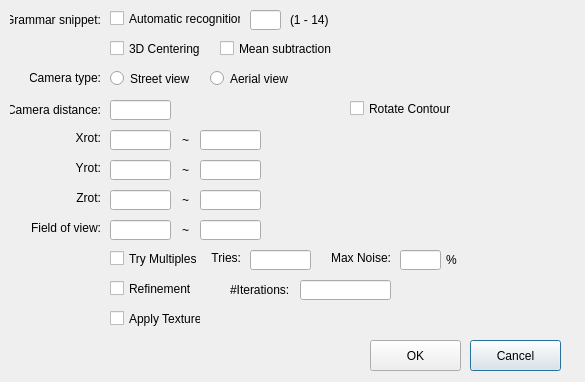
Before: the Qt Designer form BuildingMassEstimationCNN/ParameterEstimationDialog.ui in gnishida/BuildingMassEstimationCNN, drawn with Qt 5.
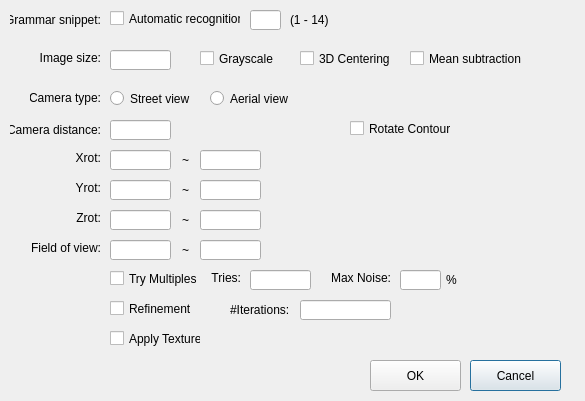
After: the same form once the commit is applied.

Commit message:
add image size, grayscale as additional variables
- add image size, grayscale as additional variables
- fix the mean subtraction

Diff of the .ui file:
```diff
--- a/BuildingMassEstimationCNN/ParameterEstimationDialog.ui
+++ b/BuildingMassEstimationCNN/ParameterEstimationDialog.ui
@@ -7,7 +7,7 @@
     <x>0</x>
     <y>0</y>
     <width>585</width>
-    <height>382</height>
+    <height>401</height>
    </rect>
   </property>
   <property name="windowTitle">
@@ -17,7 +17,7 @@
    <property name="geometry">
     <rect>
      <x>173</x>
-     <y>220</y>
+     <y>240</y>
      <width>16</width>
      <height>20</height>
     </rect>
@@ -33,7 +33,7 @@
    <property name="geometry">
     <rect>
      <x>200</x>
-     <y>220</y>
+     <y>240</y>
      <width>61</width>
      <height>20</height>
     </rect>
@@ -43,7 +43,7 @@
    <property name="geometry">
     <rect>
      <x>110</x>
-     <y>160</y>
+     <y>180</y>
      <width>61</width>
      <height>20</height>
     </rect>
@@ -53,7 +53,7 @@
    <property name="geometry">
     <rect>
      <x>110</x>
-     <y>130</y>
+     <y>150</y>
      <width>61</width>
      <height>20</height>
     </rect>
@@ -63,7 +63,7 @@
    <property name="geometry">
     <rect>
      <x>173</x>
-     <y>130</y>
+     <y>150</y>
      <width>16</width>
      <height>20</height>
     </rect>
@@ -79,7 +79,7 @@
    <property name="geometry">
     <rect>
      <x>200</x>
-     <y>160</y>
+     <y>180</y>
      <width>61</width>
      <height>20</height>
     </rect>
@@ -89,7 +89,7 @@
    <property name="geometry">
     <rect>
      <x>200</x>
-     <y>130</y>
+     <y>150</y>
      <width>61</width>
      <height>20</height>
     </rect>
@@ -99,7 +99,7 @@
    <property name="geometry">
     <rect>
      <x>173</x>
-     <y>160</y>
+     <y>180</y>
      <width>16</width>
      <height>20</height>
     </rect>
@@ -115,7 +115,7 @@
    <property name="geometry">
     <rect>
      <x>30</x>
-     <y>220</y>
+     <y>240</y>
      <width>71</width>
      <height>16</height>
     </rect>
@@ -131,7 +131,7 @@
    <property name="geometry">
     <rect>
      <x>110</x>
-     <y>100</y>
+     <y>120</y>
      <width>61</width>
      <height>20</height>
     </rect>
@@ -141,7 +141,7 @@
    <property name="geometry">
     <rect>
      <x>10</x>
-     <y>100</y>
+     <y>120</y>
      <width>91</width>
      <height>20</height>
     </rect>
@@ -157,7 +157,7 @@
    <property name="geometry">
     <rect>
      <x>30</x>
-     <y>130</y>
+     <y>150</y>
      <width>71</width>
      <height>16</height>
     </rect>
@@ -173,7 +173,7 @@
    <property name="geometry">
     <rect>
      <x>30</x>
-     <y>160</y>
+     <y>180</y>
      <width>71</width>
      <height>16</height>
     </rect>
@@ -189,7 +189,7 @@
    <property name="geometry">
     <rect>
      <x>110</x>
-     <y>220</y>
+     <y>240</y>
      <width>61</width>
      <height>20</height>
     </rect>
@@ -199,7 +199,7 @@
    <property name="geometry">
     <rect>
      <x>470</x>
-     <y>340</y>
+     <y>360</y>
      <width>91</width>
      <height>31</height>
     </rect>
@@ -212,7 +212,7 @@
    <property name="geometry">
     <rect>
      <x>370</x>
-     <y>340</y>
+     <y>360</y>
      <width>91</width>
      <height>31</height>
     </rect>
@@ -225,7 +225,7 @@
    <property name="geometry">
     <rect>
      <x>30</x>
-     <y>70</y>
+     <y>90</y>
      <width>71</width>
      <height>16</height>
     </rect>
@@ -241,7 +241,7 @@
    <property name="geometry">
     <rect>
      <x>110</x>
-     <y>70</y>
+     <y>90</y>
      <width>82</width>
      <height>17</height>
     </rect>
@@ -254,7 +254,7 @@
    <property name="geometry">
     <rect>
      <x>210</x>
-     <y>70</y>
+     <y>90</y>
      <width>82</width>
      <height>17</height>
     </rect>
@@ -266,8 +266,8 @@
   <widget class="QCheckBox" name="checkBoxCentering3D">
    <property name="geometry">
     <rect>
-     <x>110</x>
-     <y>40</y>
+     <x>300</x>
+     <y>50</y>
      <width>91</width>
      <height>17</height>
     </rect>
@@ -279,8 +279,8 @@
   <widget class="QCheckBox" name="checkBoxMeanSubtraction">
    <property name="geometry">
     <rect>
-     <x>220</x>
-     <y>40</y>
+     <x>410</x>
+     <y>50</y>
      <width>121</width>
      <height>17</height>
     </rect>
@@ -335,7 +335,7 @@
    <property name="geometry">
     <rect>
      <x>110</x>
-     <y>310</y>
+     <y>330</y>
      <width>91</width>
      <height>17</height>
     </rect>
@@ -348,7 +348,7 @@
    <property name="geometry">
     <rect>
      <x>110</x>
-     <y>280</y>
+     <y>300</y>
      <width>91</width>
      <height>17</height>
     </rect>
@@ -361,7 +361,7 @@
    <property name="geometry">
     <rect>
      <x>110</x>
-     <y>250</y>
+     <y>270</y>
      <width>91</width>
      <height>17</height>
     </rect>
@@ -374,7 +374,7 @@
    <property name="geometry">
     <rect>
      <x>210</x>
-     <y>250</y>
+     <y>270</y>
      <width>31</width>
      <height>16</height>
     </rect>
@@ -390,7 +390,7 @@
    <property name="geometry">
     <rect>
      <x>250</x>
-     <y>250</y>
+     <y>270</y>
      <width>61</width>
      <height>20</height>
     </rect>
@@ -400,7 +400,7 @@
    <property name="geometry">
     <rect>
      <x>330</x>
-     <y>250</y>
+     <y>270</y>
      <width>61</width>
      <height>16</height>
     </rect>
@@ -416,7 +416,7 @@
    <property name="geometry">
     <rect>
      <x>400</x>
-     <y>250</y>
+     <y>270</y>
      <width>41</width>
      <height>20</height>
     </rect>
@@ -426,7 +426,7 @@
    <property name="geometry">
     <rect>
      <x>446</x>
-     <y>250</y>
+     <y>270</y>
      <width>21</width>
      <height>20</height>
     </rect>
@@ -455,7 +455,7 @@
    <property name="geometry">
     <rect>
      <x>110</x>
-     <y>190</y>
+     <y>210</y>
      <width>61</width>
      <height>20</height>
     </rect>
@@ -465,7 +465,7 @@
    <property name="geometry">
     <rect>
      <x>30</x>
-     <y>190</y>
+     <y>210</y>
      <width>71</width>
      <height>16</height>
     </rect>
@@ -481,7 +481,7 @@
    <property name="geometry">
     <rect>
      <x>200</x>
-     <y>190</y>
+     <y>210</y>
      <width>61</width>
      <height>20</height>
     </rect>
@@ -491,7 +491,7 @@
    <property name="geometry">
     <rect>
      <x>173</x>
-     <y>190</y>
+     <y>210</y>
      <width>16</width>
      <height>20</height>
     </rect>
@@ -507,7 +507,7 @@
    <property name="geometry">
     <rect>
      <x>300</x>
-     <y>280</y>
+     <y>300</y>
      <width>91</width>
      <height>20</height>
     </rect>
@@ -517,7 +517,7 @@
    <property name="geometry">
     <rect>
      <x>230</x>
-     <y>280</y>
+     <y>300</y>
      <width>71</width>
      <height>20</height>
     </rect>
@@ -530,7 +530,7 @@
    <property name="geometry">
     <rect>
      <x>350</x>
-     <y>100</y>
+     <y>120</y>
      <width>101</width>
      <height>17</height>
     </rect>
@@ -539,6 +539,45 @@
     <string>Rotate Contour</string>
    </property>
   </widget>
+  <widget class="QLabel" name="label_21">
+   <property name="geometry">
+    <rect>
+     <x>20</x>
+     <y>50</y>
+     <width>81</width>
+     <height>16</height>
+    </rect>
+   </property>
+   <property name="text">
+    <string>Image size:</string>
+   </property>
+   <property name="alignment">
+    <set>Qt::AlignRight|Qt::AlignTrailing|Qt::AlignVCenter</set>
+   </property>
+  </widget>
+  <widget class="QLineEdit" name="lineEditImageSize">
+   <property name="geometry">
+    <rect>
+     <x>110</x>
+     <y>50</y>
+     <width>61</width>
+     <height>20</height>
+    </rect>
+   </property>
+  </widget>
+  <widget class="QCheckBox" name="checkBoxGrayscale">
+   <property name="geometry">
+    <rect>
+     <x>200</x>
+     <y>50</y>
+     <width>101</width>
+     <height>17</height>
+    </rect>
+   </property>
+   <property name="text">
+    <string>Grayscale</string>
+   </property>
+  </widget>
  </widget>
  <layoutdefault spacing="6" margin="11"/>
  <tabstops>
```
The commit also changes 7 other files.
